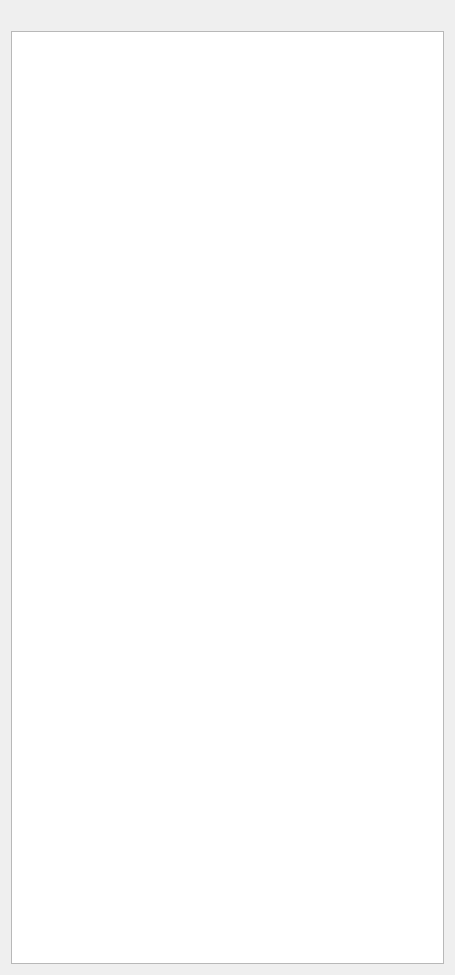
MITK/MITK, file Plugins/org.mitk.gui.qt.xnat/src/internal/QmitkXnatTreeBrowserViewControls.ui: the form before one commit.
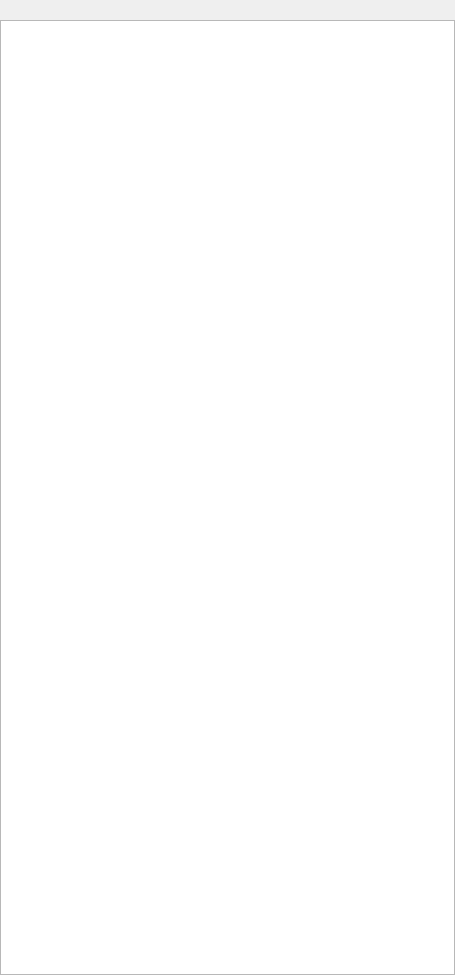
The form after the commit.

Commit message: Changed Xnat Plugin for the xnat session as a micro service. Some few changes to the xnat module.

Diff of the .ui file:
```diff
--- a/Plugins/org.mitk.gui.qt.xnat/src/internal/QmitkXnatTreeBrowserViewControls.ui
+++ b/Plugins/org.mitk.gui.qt.xnat/src/internal/QmitkXnatTreeBrowserViewControls.ui
@@ -20,11 +20,23 @@
    <string>QmitkTemplate</string>
   </property>
   <layout class="QVBoxLayout" name="verticalLayout">
+   <property name="margin">
+    <number>0</number>
+   </property>
    <item>
     <widget class="QLabel" name="labelError">
      <property name="text">
       <string/>
      </property>
+     <property name="alignment">
+      <set>Qt::AlignCenter</set>
+     </property>
+     <property name="margin">
+      <number>5</number>
+     </property>
+     <property name="indent">
+      <number>0</number>
+     </property>
     </widget>
    </item>
    <item>
```
The commit also changes 15 other files.
